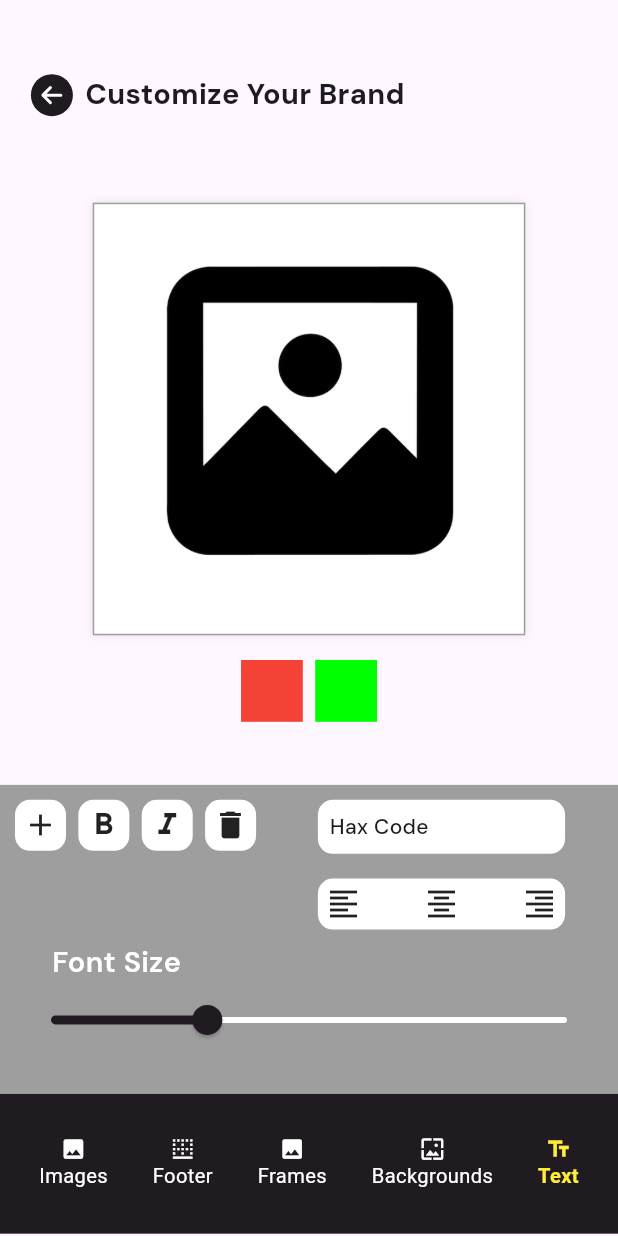
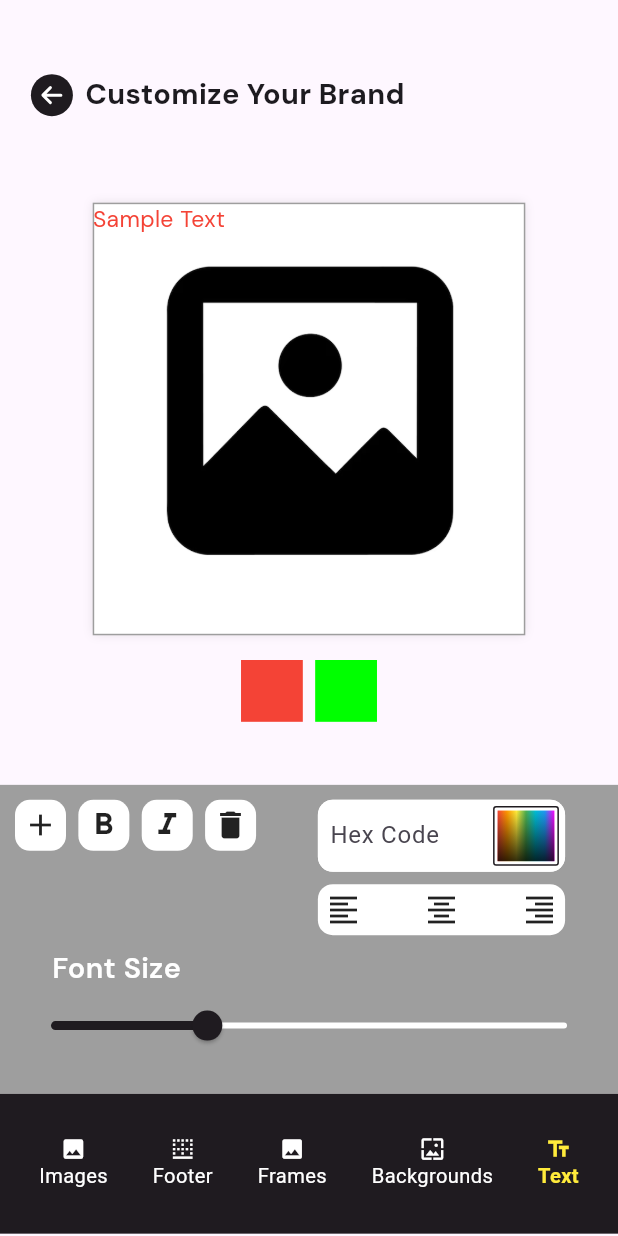
Before and after one commit to justin-qf/IBHub, a Flutter app: the Brandeditingscreen screen opened directly, item 5 of the bottom bar chosen, on a phone screen of 412 x 824 dp. Run offline on Flutter 3.47's test engine with Material 3 defaults, Android fonts, the phone set to English and light mode, and no system bars; our stand-ins replace animate_do, cached_network_image, connectivity_plus, file_picker, firebase_auth, firebase_core and 24 more; accounts and stored records are empty; project files that could hold a hidden picture were left out.

Commit message:
some changes

```diff
--- a/lib/controller/brandEditingcontroller.dart
+++ b/lib/controller/brandEditingcontroller.dart
@@ -104,7 +104,91 @@ class Brandeditingcontroller extends GetxController {
     );
   }
 
-  RxDouble fontSize = 16.sp.obs;
+  RxDouble textfontSize = 16.sp.obs;
+
+  RxBool isTextBold = false.obs;
+  RxBool isTextItalic = false.obs;
+
+  RxDouble textPosX = 0.0.obs;
+  RxDouble textPosY = 0.0.obs;
+
+  void toggleBold() {
+    isTextBold.value = !isTextBold.value;
+  }
+
+  void toggleItalic() {
+    isTextItalic.value = !isTextItalic.value;
+  }
+
+  var currentTextColor = Rx<Color>(Colors.red);
+  var hexTextCode = "".obs;
+  Color get hexTextColor => hexBgToColor(hexTextCode.value);
+
+  Color hexTextToColor(String hex) {
+    hex = hex.replaceAll('#', '');
+    if (hex.length == 6) {
+      hex = 'FF$hex'; // Add alpha if missing
+    }
+    return Color(int.parse(hex, radix: 16));
+  }
+
+  void pickTextColor(BuildContext context) {
+    showDialog(
+      context: context,
+      builder: (context) => AlertDialog(
+        shape: RoundedRectangleBorder(
+          borderRadius: BorderRadius.circular(20),
+        ),
+        title: Row(
+          children: [
+            Icon(Icons.color_lens, color: currentTextColor.value),
+            SizedBox(width: 10),
+            Text(
+              'Pick Text Color',
+              style: TextStyle(
+                fontWeight: FontWeight.bold,
+                fontSize: 20,
+                color: currentTextColor.value,
+              ),
+            ),
+          ],
+        ),
+        content: Column(
+          mainAxisSize: MainAxisSize.min,
+          children: [
+            Divider(),
+            ColorPicker(
+              pickerColor: currentTextColor.value,
+              onColorChanged: (color) {
+                currentTextColor.value = color;
+                hexTextCode.value = '';
+              },
+              showLabel: true,
+              pickerAreaHeightPercent: 0.7,
+              enableAlpha: false,
+              labelTypes: const [
+                ColorLabelType.hex,
+                ColorLabelType.rgb,
+                ColorLabelType.hsv,
+                ColorLabelType.hsl
+              ],
+            ),
+          ],
+        ),
+        actions: [
+          TextButton.icon(
+            icon: Icon(Icons.check, color: currentTextColor.value),
+            label: Text(
+              'Apply',
+              style: TextStyle(color: currentTextColor.value),
+            ),
+            onPressed: () => Navigator.of(context).pop(),
+          ),
+        ],
+      ),
+    );
+  }
+
   gettextEditingWidget(context) {
     return Column(
       crossAxisAlignment: CrossAxisAlignment.start,
@@ -127,11 +211,13 @@ class Brandeditingcontroller extends GetxController {
             getDynamicSizedBox(width: 2.w),
             GestureDetector(
               onTap: () {
+                toggleBold();
                 logcat('Print', 'Pressing');
               },
               child: Container(
                 decoration: BoxDecoration(
-                    color: white, borderRadius: BorderRadius.circular(10)),
+                    color: isTextBold.value ? lightGrey : white,
+                    borderRadius: BorderRadius.circular(10)),
                 padding: EdgeInsets.all(5),
                 child: Icon(Icons.format_bold),
               ),
@@ -139,11 +225,13 @@ class Brandeditingcontroller extends GetxController {
             getDynamicSizedBox(width: 2.w),
             GestureDetector(
               onTap: () {
+                toggleItalic();
                 logcat('Print', 'Pressing');
               },
               child: Container(
                 decoration: BoxDecoration(
-                    color: white, borderRadius: BorderRadius.circular(10)),
+                    color: isTextItalic.value ? lightGrey : white,
+                    borderRadius: BorderRadius.circular(10)),
                 padding: EdgeInsets.all(5),
                 child: Icon(Icons.format_italic),
               ),
@@ -166,21 +254,152 @@ class Brandeditingcontroller extends GetxController {
               children: [
                 Container(
                   width: 40.w,
-                  padding: EdgeInsets.all(8),
+                  padding: EdgeInsets.all(0),
                   decoration: BoxDecoration(
                     color: white,
                     borderRadius: BorderRadius.circular(10),
                   ),
-                  child: Row(
-                    children: [
-                      Text(
-                        'Hax Code',
-                        style: TextStyle(fontFamily: dM_sans_medium),
-                      )
-                    ],
+                  child: TextField(
+                    onSubmitted: (value) {
+                      try {
+                        String hex = value.replaceAll('#', '');
+                        if (hex.length == 6 || hex.length == 8) {
+                          hexTextCode.value = '#${hex.toUpperCase()}';
+                        } else {
+                          Get.snackbar(
+                            "Invalid Hex",
+                            backgroundColor: primaryColor,
+                            colorText: white,
+                            "Please enter a 6 or 8 character hex code (e.g. #FF5733)",
+                            snackPosition: SnackPosition.BOTTOM,
+                          );
+                        }
+                      } catch (e) {
+                        Get.snackbar(
+                          "Error",
+                          backgroundColor: primaryColor,
+                          colorText: white,
+                          "Invalid hex format. Please use #RRGGBB or #AARRGGBB",
+                          snackPosition: SnackPosition.BOTTOM,
+                        );
+                      }
+                    },
+                    decoration: InputDecoration(
+                      labelText: 'Hex Code',
+                      filled: true,
+                      isDense: true,
+                      fillColor: Colors.white,
+                      border: OutlineInputBorder(
+                          borderSide: BorderSide.none,
+                          borderRadius: BorderRadius.circular(10)),
+
+                      contentPadding:
+                          EdgeInsets.symmetric(vertical: 1.h, horizontal: 1.w),
+
+                      // 👇 This puts your custom GestureDetector inside the textfield at the end
+                      suffixIcon: GestureDetector(
+                        onTap: () {
+                          pickTextColor(context);
+                        },
+                        child: Container(
+                          margin: EdgeInsets.only(
+                              right: 1.w, top: 0.5.h, bottom: 0.5.h),
+                          padding: EdgeInsets.all(2),
+                          decoration: BoxDecoration(
+                              borderRadius: BorderRadius.circular(2),
+                              border: Border.all(color: primaryColor)),
+                          child: CustomPaint(
+                            size: Size(3.w, 2.h),
+                            painter: GradientPainter(),
+                          ),
+                        ),
+                      ),
+                      //  GestureDetector(
+                      //   onTap: () {
+                      //     logcat('Print', 'Pressed inside textfield');
+                      //     // Optionally update text here
+                      //   },
+                      //   child: Container(
+                      //     padding: EdgeInsets.all(8),
+                      //     margin: EdgeInsets.only(
+                      //         right: 8), // optional for spacing
+                      //     child: CustomPaint(
+                      //       size: Size(4.w, 2.h),
+                      //       painter: GradientPainter(),
+                      //     ),
+                      //   ),
+                      // ),
+                    ),
                   ),
+
+                  //  Row(
+                  //   mainAxisAlignment: MainAxisAlignment.spaceBetween,
+                  //   children: [
+                  //     // Text(
+                  //     //   'Hax Code',
+                  //     //   style: TextStyle(fontFamily: dM_sans_medium),
+                  //     // ),
+                  //     TextField(
+                  //       controller: hexCodeController,
+                  //       decoration: InputDecoration(
+                  //         labelText: 'Hex Code',
+                  //         filled: true,
+                  //         fillColor: Colors.white,
+                  //         border: OutlineInputBorder(),
+
+                  //         // 👇 This puts your custom GestureDetector inside the textfield at the end
+                  //         suffixIcon: GestureDetector(
+                  //           onTap: () {
+                  //             logcat('Print', 'Pressing');
+                  //           },
+                  //           child: Container(
+                  //             padding: EdgeInsets.all(2),
+                  //             decoration: BoxDecoration(
+                  //                 borderRadius: BorderRadius.circular(2),
+                  //                 border: Border.all(color: primaryColor)),
+                  //             child: CustomPaint(
+                  //               size: Size(4.w, 2.h),
+                  //               painter: GradientPainter(),
+                  //             ),
+                  //           ),
+                  //         ),
+                  //         //  GestureDetector(
+                  //         //   onTap: () {
+                  //         //     logcat('Print', 'Pressed inside textfield');
+                  //         //     // Optionally update text here
+                  //         //   },
+                  //         //   child: Container(
+                  //         //     padding: EdgeInsets.all(8),
+                  //         //     margin: EdgeInsets.only(
+                  //         //         right: 8), // optional for spacing
+                  //         //     child: CustomPaint(
+                  //         //       size: Size(4.w, 2.h),
+                  //         //       painter: GradientPainter(),
+                  //         //     ),
+                  //         //   ),
+                  //         // ),
+                  //       ),
+                  //     ),
+
+                  //     // GestureDetector(
+                  //     //   onTap: () {
+                  //     //     logcat('Print', 'Pressing');
+                  //     //   },
+                  //     //   child: Container(
+                  //     //     padding: EdgeInsets.all(2),
+                  //     //     decoration: BoxDecoration(
+                  //     //         borderRadius: BorderRadius.circular(2),
+                  //     //         border: Border.all(color: primaryColor)),
+                  //     //     child: CustomPaint(
+                  //     //       size: Size(4.w, 2.h),
+                  //     //       painter: GradientPainter(),
+                  //     //     ),
+                  //     //   ),
+                  //     // ),
+                  //   ],
+                  // ),
                 ),
-                getDynamicSizedBox(height: 2.h),
+                getDynamicSizedBox(height: 1.h),
                 Container(
                   width: 40.w,
                   padding: EdgeInsets.all(5),
@@ -227,13 +446,13 @@ class Brandeditingcontroller extends GetxController {
           ),
         ),
         Obx(() => Slider(
-              value: fontSize.value,
+              value: textfontSize.value,
               min: 8,
               max: 32,
               activeColor: primaryColor,
               inactiveColor: white,
               onChanged: (value) {
-                fontSize.value = value;
+                textfontSize.value = value;
               },
             ))
       ],
@@ -251,11 +470,11 @@ class Brandeditingcontroller extends GetxController {
 //background page
 
   var showBorder = false.obs;
-  var hexCode = "#00FF00".obs;
+  var hexBgCode = "#00FF00".obs;
 
-  Color get hexColor => hexToColor(hexCode.value);
+  Color get hexBgColor => hexBgToColor(hexBgCode.value);
 
-  Color hexToColor(String hex) {
+  Color hexBgToColor(String hex) {
     hex = hex.replaceAll('#', '');
     if (hex.length == 6) {
       hex = 'FF$hex'; // Add alpha if missing
@@ -263,7 +482,7 @@ class Brandeditingcontroller extends GetxController {
     return Color(int.parse(hex, radix: 16));
   }
 
-  var currentColor = Rx<Color>(Colors.red);
+  var currentBGColor = Rx<Color>(Colors.red);
 
   Widget bgcolorPic({context}) {
     return Container(
@@ -320,7 +539,7 @@ class Brandeditingcontroller extends GetxController {
                       try {
                         String hex = value.replaceAll('#', '');
                         if (hex.length == 6 || hex.length == 8) {
-                          hexCode.value = '#${hex.toUpperCase()}';
+                          hexBgCode.value = '#${hex.toUpperCase()}';
                         } else {
                           Get.snackbar(
                             "Invalid Hex",
--- a/lib/main.dart
+++ b/lib/main.dart
@@ -65,7 +65,7 @@ class _MyAppState extends State<MyApp> {
         enableLog: true,
         title: AppConstant.name,
         debugShowCheckedModeBanner: false,
-        home: Brandeditingscreen(),
+        home: SplashScreen(),
         defaultTransition: Transition.fadeIn,
       );
     });
--- a/lib/views/mainscreen/BrandingScreeens/BrandEditingScreen.dart
+++ b/lib/views/mainscreen/BrandingScreeens/BrandEditingScreen.dart
@@ -5,6 +5,7 @@ import 'package:ibh/componant/parentWidgets/CustomeParentBackground.dart';
 import 'package:ibh/componant/toolbar/toolbar.dart';
 import 'package:ibh/configs/assets_constant.dart';
 import 'package:ibh/configs/colors_constant.dart';
+import 'package:ibh/configs/font_constant.dart';
 import 'package:ibh/configs/statusbar.dart';
 import 'package:ibh/controller/brandEditingcontroller.dart';
 import 'package:sizer/sizer.dart';
@@ -75,6 +76,8 @@ class _BrandeditingscreenState extends State<Brandeditingscreen> {
                 //     ),
                 //   ),
                 // ),
+                Stack(
+                  children: [
                     Container(
                       height: 35.h,
                       width: 70.w,
@@ -88,11 +91,10 @@ class _BrandeditingscreenState extends State<Brandeditingscreen> {
                               offset: Offset(0, 0))
                         ],
                         border: Border.all(color: grey),
-                      shape: BoxShape.rectangle),
+                        shape: BoxShape.rectangle,
+                      ),
                       child: Obx(
                         () => Container(
-                      // height: 20.h,
-                      // width: 55.w,
                           decoration: BoxDecoration(
                             border: Border.all(
                                 color: controller.showBorder.value
@@ -105,6 +107,35 @@ class _BrandeditingscreenState extends State<Brandeditingscreen> {
                         ),
                       ),
                     ),
+                    Obx(() => Positioned(
+                          left: controller.textPosX.value,
+                          top: controller.textPosY.value,
+                          child: GestureDetector(
+                            onPanUpdate: (details) {
+                              controller.textPosX.value += details.delta.dx;
+                              controller.textPosY.value += details.delta.dy;
+                            },
+                            child: Text(
+                              'Sample Text',
+                              style: TextStyle(
+                                fontStyle: controller.isTextItalic.value
+                                    ? FontStyle.italic
+                                    : null,
+                                fontWeight: controller.isTextBold.value
+                                    ? FontWeight.bold
+                                    : null,
+                                color: controller.hexTextCode.value.isNotEmpty
+                                    ? Color(controller.hexTextColor
+                                        .value) // Use hex color if available
+                                    : controller.currentTextColor.value,
+                                fontFamily: dM_sans_regular,
+                                fontSize: controller.textfontSize.value,
+                              ),
+                            ),
+                          ),
+                        )),
+                  ],
+                ),
 
                 getDynamicSizedBox(height: 2.h),
                 Row(
@@ -114,7 +145,7 @@ class _BrandeditingscreenState extends State<Brandeditingscreen> {
                       () => Container(
                         width: 10.w,
                         height: 5.h,
-                        color: controller.currentColor.value,
+                        color: controller.currentBGColor.value,
                       ),
                     ),
                     getDynamicSizedBox(width: 2.w),
@@ -122,11 +153,52 @@ class _BrandeditingscreenState extends State<Brandeditingscreen> {
                       () => Container(
                         width: 10.w,
                         height: 5.h,
-                        color: Color(controller.hexColor.value),
+                        color: Color(controller.hexBgColor.value),
                       ),
                     ),
                   ],
-                )
+                ),
+
+                // Obx(
+                //   () => Row(
+                //     mainAxisAlignment: MainAxisAlignment.center,
+                //     children: [
+                //       Container(
+                //         margin: EdgeInsets.only(top: 1.h),
+                //         padding: EdgeInsets.all(2),
+                //         decoration: BoxDecoration(
+                //             borderRadius: BorderRadius.circular(10),
+                //             border: Border.all(color: black)),
+                //         child: Text(
+                //           'TextRGBColor',
+                //           style: TextStyle(
+                //               fontStyle: controller.isTextItalic.value
+                //                   ? FontStyle.italic
+                //                   : null,
+                //               fontWeight: controller.isTextBold.value
+                //                   ? FontWeight.bold
+                //                   : null,
+                //               // fontWeight: FontWeight.bold,
+                //               color: controller.currentTextColor.value),
+                //         ),
+                //       ),
+                //       getDynamicSizedBox(width: 1.w),
+                //       Container(
+                //         margin: EdgeInsets.only(top: 1.h),
+                //         padding: EdgeInsets.all(2),
+                //         decoration: BoxDecoration(
+                //             borderRadius: BorderRadius.circular(10),
+                //             border: Border.all(color: black)),
+                //         child: Text(
+                //           'TextHexColor',
+                //           style: TextStyle(
+                //               fontWeight: FontWeight.bold,
+                //               color: Color(controller.hexTextColor.value)),
+                //         ),
+                //       )
+                //     ],
+                //   ),
+                // ),
                 // Expanded(
                 //     child:
                 //         Obx(() => controller.screens[controller.activeTab.value])),
```
Also changed, not shown: lib/views/mainscreen/BrandingScreeens/ColorPickerWidget.dart (+9 -7 lines), 4 other files. Lines whose indentation alone changed are shown as unchanged.
